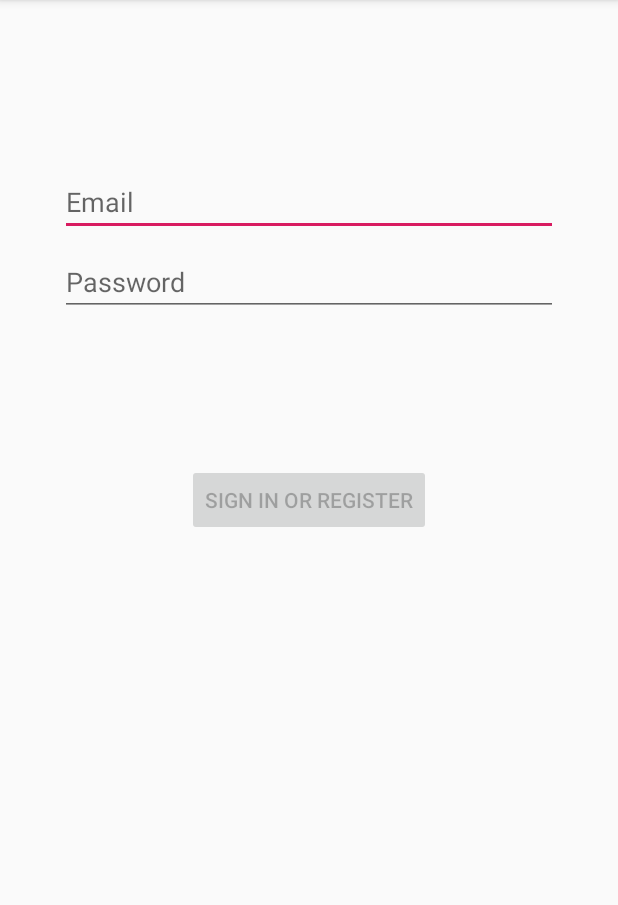
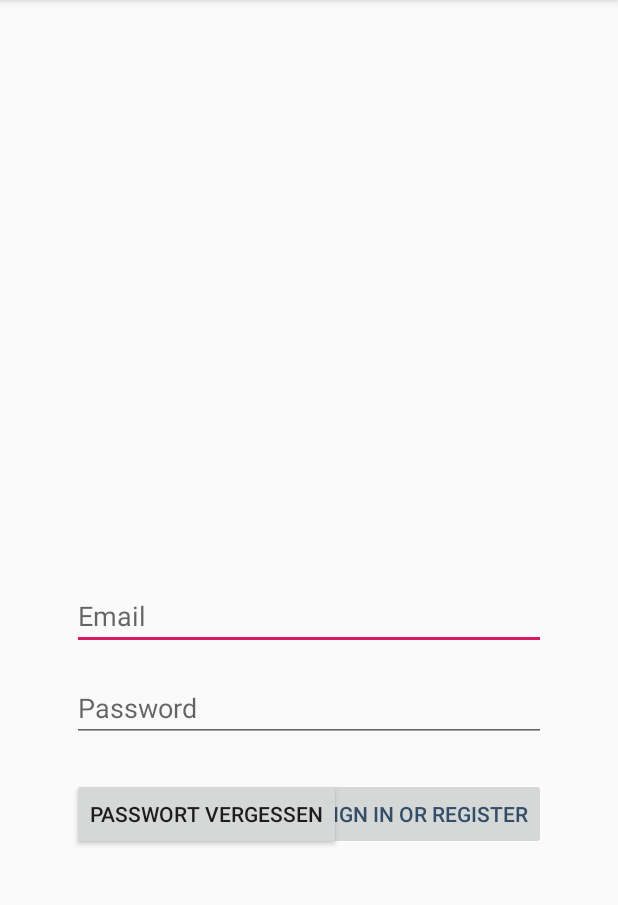
Before and after one commit to mascent/AdessoEnergySopro19, an Android app: the screen it shows after launch (LoginActivity), on a phone screen of 412 x 824 dp, the part 84-989 px from its top. Run offline under Robolectric (Android 15) with nearby library versions, the light colour scheme and no system bars.

Commit message:
Update login activity

```diff
--- a/app/AndroidStudioAdessoApp/app/src/main/res/layout/activity_login.xml
+++ b/app/AndroidStudioAdessoApp/app/src/main/res/layout/activity_login.xml
@@ -5,6 +5,8 @@
     android:id="@+id/container"
     android:layout_width="match_parent"
     android:layout_height="match_parent"
+    android:background="@drawable/ic_launcher_background"
+    android:backgroundTint="#00FF2A2A"
     android:paddingLeft="@dimen/activity_horizontal_margin"
     android:paddingTop="@dimen/activity_vertical_margin"
     android:paddingRight="@dimen/activity_horizontal_margin"
@@ -15,25 +17,24 @@
         android:id="@+id/username"
         android:layout_width="0dp"
         android:layout_height="wrap_content"
-        android:layout_marginStart="24dp"
-        android:layout_marginTop="96dp"
-        android:layout_marginEnd="24dp"
 
+        android:layout_marginTop="372dp"
         android:hint="@string/prompt_email"
         android:inputType="textEmailAddress"
         android:selectAllOnFocus="true"
-        app:layout_constraintEnd_toEndOf="parent"
-        app:layout_constraintStart_toStartOf="parent"
+        app:layout_constraintEnd_toEndOf="@+id/password"
+        app:layout_constraintHorizontal_bias="0.0"
+        app:layout_constraintStart_toStartOf="@+id/password"
         app:layout_constraintTop_toTopOf="parent" />
 
     <EditText
         android:id="@+id/password"
         android:layout_width="0dp"
         android:layout_height="wrap_content"
-        android:layout_marginStart="24dp"
-        android:layout_marginTop="8dp"
-        android:layout_marginEnd="24dp"
 
+        android:layout_marginStart="32dp"
+        android:layout_marginTop="16dp"
+        android:layout_marginEnd="32dp"
         android:hint="@string/prompt_password"
         android:imeActionLabel="@string/action_sign_in_short"
         android:imeOptions="actionDone"
@@ -48,31 +49,33 @@
         android:layout_width="wrap_content"
         android:layout_height="wrap_content"
         android:layout_gravity="start"
-        android:layout_marginStart="48dp"
-        android:layout_marginTop="16dp"
-        android:layout_marginEnd="48dp"
-        android:layout_marginBottom="64dp"
+        android:layout_marginTop="24dp"
+        android:layout_marginEnd="32dp"
         android:enabled="false"
         android:text="@string/action_sign_in"
-        app:layout_constraintBottom_toBottomOf="parent"
+        android:textColor="#334E68"
         app:layout_constraintEnd_toEndOf="parent"
-        app:layout_constraintStart_toStartOf="parent"
-        app:layout_constraintTop_toBottomOf="@+id/password"
-        app:layout_constraintVertical_bias="0.2" />
+        app:layout_constraintTop_toTopOf="@+id/loading"
+        tools:text="Login" />
 
     <ProgressBar
         android:id="@+id/loading"
         android:layout_width="wrap_content"
         android:layout_height="wrap_content"
         android:layout_gravity="center"
+        android:layout_marginTop="23dp"
+        android:layout_marginEnd="3dp"
+        android:visibility="gone"
+        app:layout_constraintEnd_toStartOf="@+id/login"
+        app:layout_constraintTop_toBottomOf="@+id/password" />
+
+    <Button
+        android:id="@+id/button"
+        android:layout_width="wrap_content"
+        android:layout_height="wrap_content"
         android:layout_marginStart="32dp"
-        android:layout_marginTop="64dp"
-        android:layout_marginEnd="32dp"
-        android:layout_marginBottom="64dp"
-        android:visibility="gone"
-        app:layout_constraintBottom_toBottomOf="parent"
-        app:layout_constraintEnd_toEndOf="@+id/password"
-        app:layout_constraintStart_toStartOf="@+id/password"
-        app:layout_constraintTop_toTopOf="parent"
-        app:layout_constraintVertical_bias="0.3" />
+        android:text="Passwort vergessen"
+        app:layout_constraintBaseline_toBaselineOf="@+id/login"
+        app:layout_constraintStart_toStartOf="parent" />
+
 </androidx.constraintlayout.widget.ConstraintLayout>
```
